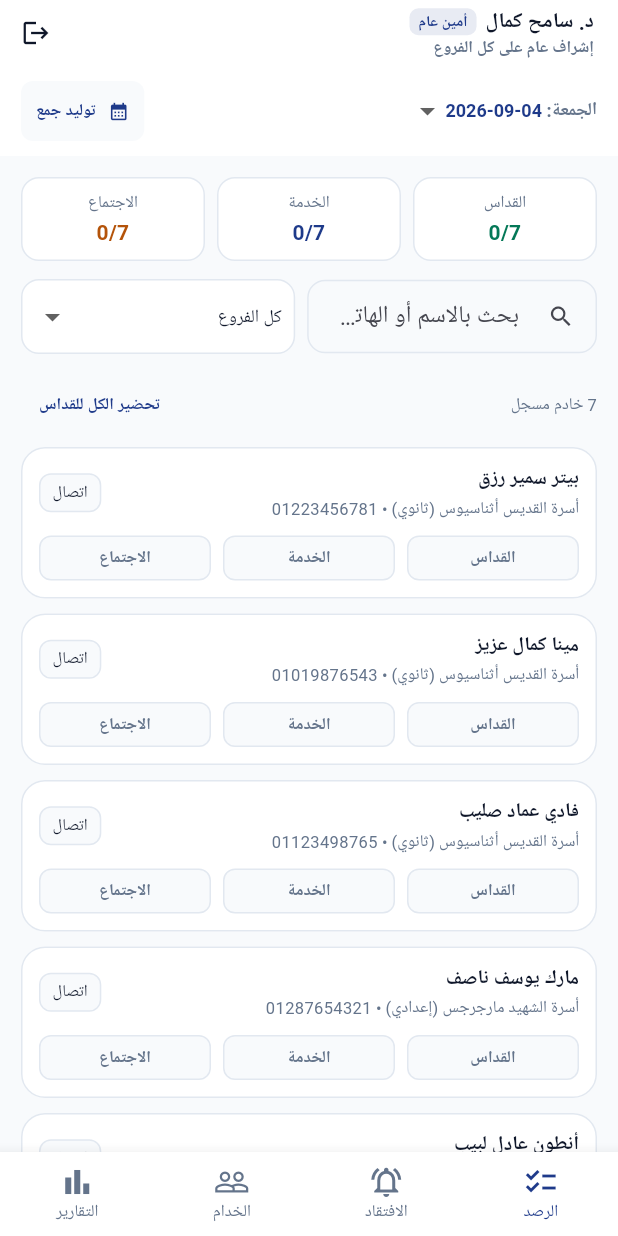
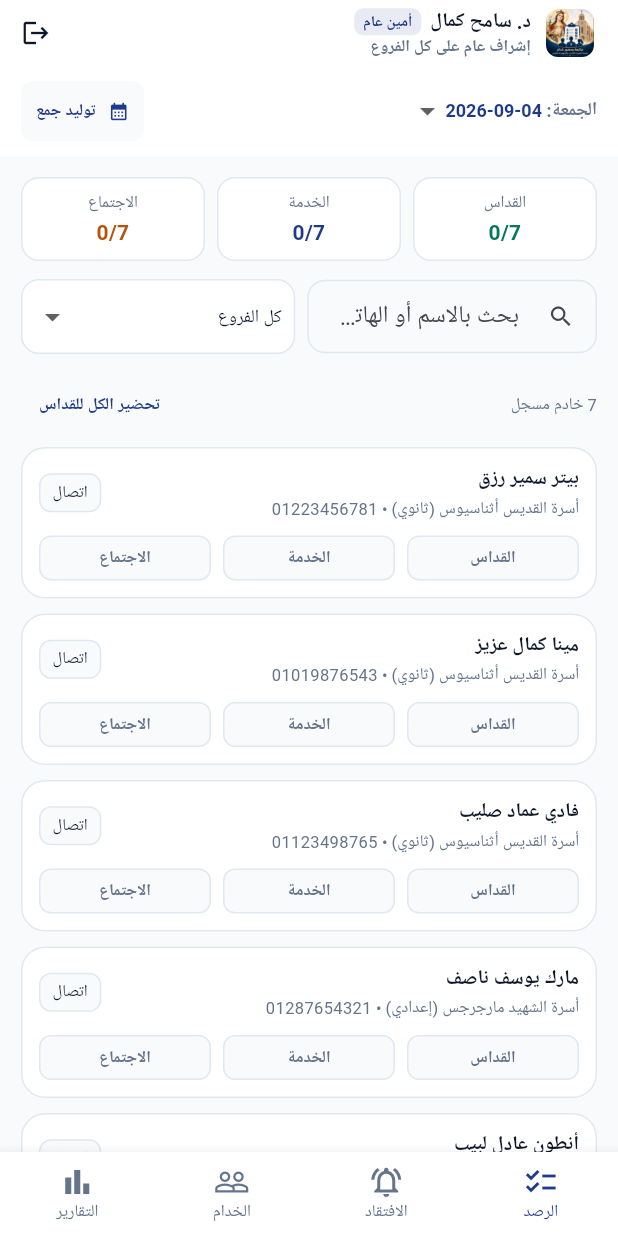
Before and after one commit to kirosaid-2006/church, a Flutter app: the screen it shows after launch, after a tap on "تسجيل الدخول", after a tap on "أمين عام", on a phone screen of 412 x 824 dp. Run offline on Flutter 3.47's test engine with Material 3 defaults, Android fonts, the phone set to English and light mode, and no system bars; our stand-ins replace share_plus, shared_preferences; accounts and stored records are empty.

Commit message:
Add cropped church logo & app icon to assets and screens

```diff
--- a/lib/screens/login_screen.dart
+++ b/lib/screens/login_screen.dart
@@ -1,8 +1,8 @@
-import '../models/branch.dart';
 import 'package:flutter/material.dart';
 import 'package:provider/provider.dart';
 import '../services/attendance_provider.dart';
 import '../theme/app_theme.dart';
+import '../models/branch.dart';
 import 'main_screen.dart';
 
 class LoginScreen extends StatefulWidget {
@@ -34,22 +34,30 @@ class _LoginScreenState extends State<LoginScreen> {
               child: Column(
                 mainAxisAlignment: MainAxisAlignment.center,
                 children: [
-                  // Church Logo
                   Container(
-                    width: 70,
-                    height: 70,
+                    width: 100,
+                    height: 100,
                     decoration: BoxDecoration(
-                      color: AppTheme.primaryBlue,
-                      borderRadius: BorderRadius.circular(20),
+                      borderRadius: BorderRadius.circular(24),
                       boxShadow: [
                         BoxShadow(
-                          color: AppTheme.primaryBlue.withOpacity(0.2),
-                          blurRadius: 15,
-                          offset: const Offset(0, 5),
+                          color: AppTheme.primaryBlue.withOpacity(0.15),
+                          blurRadius: 16,
+                          offset: const Offset(0, 6),
                         ),
                       ],
                     ),
-                    child: const Icon(Icons.church_outlined, color: Colors.white, size: 36),
+                    child: ClipRRect(
+                      borderRadius: BorderRadius.circular(24),
+                      child: Image.asset(
+                        'assets/images/app_logo.png',
+                        fit: BoxFit.cover,
+                        errorBuilder: (ctx, err, stack) => Container(
+                          color: AppTheme.primaryBlue,
+                          child: const Icon(Icons.church, color: Colors.white, size: 40),
+                        ),
+                      ),
+                    ),
                   ),
                   const SizedBox(height: 16),
                   const Text(
@@ -67,8 +75,6 @@ class _LoginScreenState extends State<LoginScreen> {
                     style: TextStyle(fontSize: 12, color: AppTheme.textMuted),
                   ),
                   const SizedBox(height: 24),
-
-                  // Login Form Card
                   Card(
                     child: Padding(
                       padding: const EdgeInsets.all(20.0),
@@ -84,8 +90,6 @@ class _LoginScreenState extends State<LoginScreen> {
                             ),
                           ),
                           const SizedBox(height: 16),
-
-                          // Branch Dropdown
                           const Text(
                             'الفرع / الأمانة:',
                             style: TextStyle(fontSize: 12, fontWeight: FontWeight.w600, color: AppTheme.textMain),
@@ -110,8 +114,6 @@ class _LoginScreenState extends State<LoginScreen> {
                             },
                           ),
                           const SizedBox(height: 14),
-
-                          // Username
                           const Text(
                             'اسم المستخدم:',
                             style: TextStyle(fontSize: 12, fontWeight: FontWeight.w600, color: AppTheme.textMain),
@@ -126,8 +128,6 @@ class _LoginScreenState extends State<LoginScreen> {
                             ),
                           ),
                           const SizedBox(height: 14),
-
-                          // Password
                           const Text(
                             'كلمة المرور:',
                             style: TextStyle(fontSize: 12, fontWeight: FontWeight.w600, color: AppTheme.textMain),
@@ -143,8 +143,6 @@ class _LoginScreenState extends State<LoginScreen> {
                             ),
                           ),
                           const SizedBox(height: 10),
-
-                          // Remember Me
                           Row(
                             children: [
                               Checkbox(
@@ -158,7 +156,6 @@ class _LoginScreenState extends State<LoginScreen> {
                               ),
                             ],
                           ),
-
                           if (_errorMessage != null) ...[
                             const SizedBox(height: 8),
                             Container(
@@ -174,7 +171,6 @@ class _LoginScreenState extends State<LoginScreen> {
                               ),
                             ),
                           ],
-
                           const SizedBox(height: 16),
                           SizedBox(
                             width: double.infinity,
@@ -210,8 +206,6 @@ class _LoginScreenState extends State<LoginScreen> {
                     ),
                   ),
                   const SizedBox(height: 16),
-
-                  // Quick test buttons
                   Card(
                     child: Padding(
                       padding: const EdgeInsets.all(12.0),
--- a/lib/screens/main_screen.dart
+++ b/lib/screens/main_screen.dart
@@ -1,8 +1,8 @@
-import '../models/branch.dart';
 import 'package:flutter/material.dart';
 import 'package:provider/provider.dart';
 import '../services/attendance_provider.dart';
 import '../theme/app_theme.dart';
+import '../models/branch.dart';
 import 'attendance_screen.dart';
 import 'alerts_screen.dart';
 import 'management_screen.dart';
@@ -42,12 +42,25 @@ class _MainScreenState extends State<MainScreen> {
     return Scaffold(
       backgroundColor: AppTheme.bgLight,
       appBar: AppBar(
-        title: Column(
+        title: Row(
+          children: [
+            ClipRRect(
+              borderRadius: BorderRadius.circular(8),
+              child: Image.asset(
+                'assets/images/app_logo.png',
+                width: 32,
+                height: 32,
+                fit: BoxFit.cover,
+                errorBuilder: (ctx, err, stack) => const Icon(Icons.church, size: 24, color: AppTheme.primaryBlue),
+              ),
+            ),
+            const SizedBox(width: 10),
+            Column(
               crossAxisAlignment: CrossAxisAlignment.start,
               children: [
                 Row(
                   children: [
-                Text(user.name, style: const TextStyle(fontSize: 14, fontWeight: FontWeight.bold)),
+                    Text(user.name, style: const TextStyle(fontSize: 13, fontWeight: FontWeight.bold)),
                     const SizedBox(width: 6),
                     Container(
                       padding: const EdgeInsets.symmetric(horizontal: 6, vertical: 2),
@@ -67,6 +80,8 @@ class _MainScreenState extends State<MainScreen> {
                   ],
                 ),
                 Text(branchName, style: const TextStyle(fontSize: 11, color: AppTheme.textMuted)),
+              ],
+            ),
           ],
         ),
         actions: [
@@ -138,7 +153,7 @@ class _MainScreenState extends State<MainScreen> {
 
   void _showGenerateFridaysDialog(BuildContext context, AttendanceProvider provider) {
     int year = 2026;
-    int month = 9; // September
+    int month = 9;
     String scope = 'month';
 
     showDialog(
--- a/pubspec.yaml
+++ b/pubspec.yaml
@@ -26,3 +26,5 @@ dev_dependencies:
 
 flutter:
   uses-material-design: true
+  assets:
+    - assets/images/
```
Also changed, not shown: assets/images/app_icon.png (added), assets/images/app_logo.png (added). Lines whose indentation alone changed are shown as unchanged.
